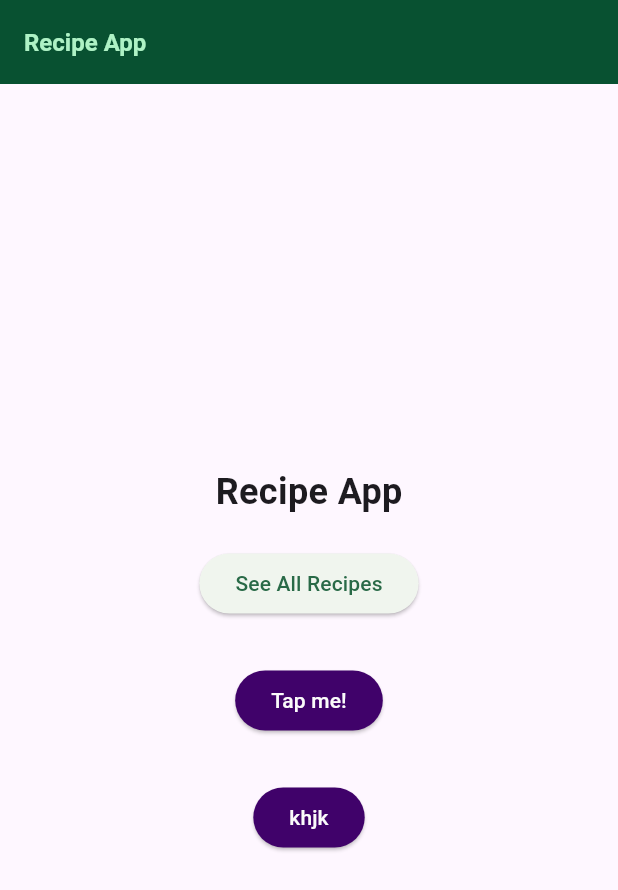
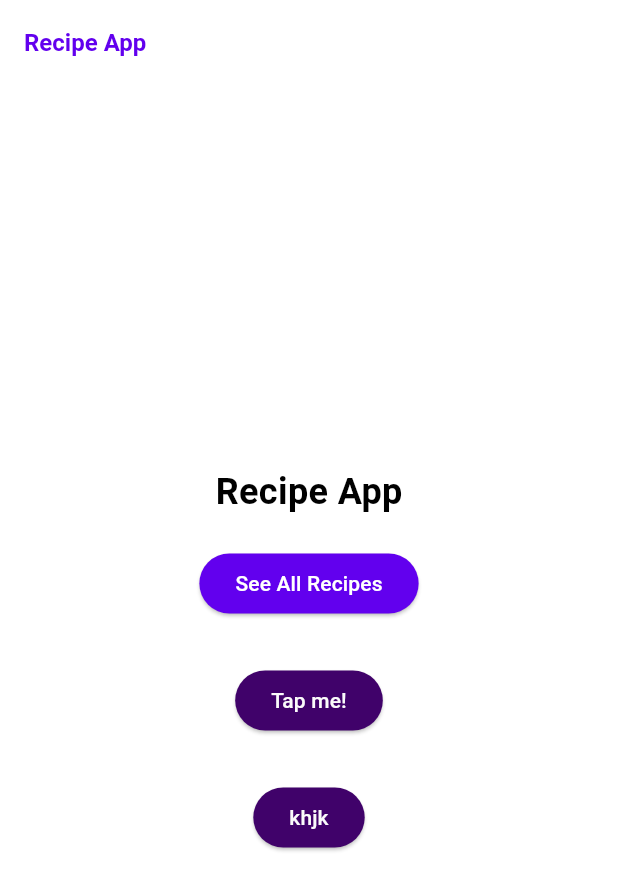
Before and after one commit to BerglindBKK/Lokaverkefni, a Flutter app: the screen it shows after launch, on a phone screen of 412 x 824 dp. Shown: the top 890 px of the screen. Run offline on Flutter 3.47's test engine with Material 3 defaults, Android fonts, the light colour scheme and no system bars.

Commit message:
update2 9.des

```diff
--- a/lib/main.dart
+++ b/lib/main.dart
@@ -4,14 +4,14 @@ import 'package:flutter/material.dart';
 import 'package:lokaverkefni/recipe_app/recipe_app.dart';
 
 //color schemes
-var kColorScheme = ColorScheme.fromSeed(
-  seedColor: const Color.fromARGB(255, 43, 205, 132),
-);
+//var kColorScheme = ColorScheme.fromSeed(
+//  seedColor: const Color.fromARGB(255, 43, 205, 132),
+//);
 
-var kDarkColorScheme = ColorScheme.fromSeed(
-  brightness: Brightness.dark,
-  seedColor: const Color.fromARGB(255, 177, 136, 31),
-);
+//var kDarkColorScheme = ColorScheme.fromSeed(
+//  brightness: Brightness.dark,
+//  seedColor: const Color.fromARGB(255, 177, 136, 31),
+//);
 
 void main() {
   runApp(const RecipeApp());
--- a/lib/recipe_app/recipe_app.dart
+++ b/lib/recipe_app/recipe_app.dart
@@ -8,6 +8,7 @@
 import 'package:flutter/material.dart';
 import 'package:lokaverkefni/recipe_app/screens/all_recipies_screen.dart';
 import 'package:lokaverkefni/recipe_app/screens/welcome_screen.dart';
+import 'package:lokaverkefni/theme.dart';
 
 import '../main.dart';
 
@@ -43,14 +44,35 @@ class _RecipeAppState extends State<RecipeApp> {
     }
 
     return MaterialApp(
+      theme: ThemeData(
+        colorScheme: kColorScheme,
+        appBarTheme: AppBarTheme(
+          backgroundColor: kColorScheme.onPrimaryContainer,
+          foregroundColor: kColorScheme.primaryContainer,
+        ),
+        cardTheme: CardTheme(
+          color: kColorScheme.secondaryContainer,
+          margin: const EdgeInsets.symmetric(horizontal: 16, vertical: 8),
+        ),
+        elevatedButtonTheme: ElevatedButtonThemeData(
+          style: ElevatedButton.styleFrom(
+            backgroundColor: kColorScheme.primaryContainer,
+            foregroundColor: kColorScheme.onPrimaryContainer,
+          ),
+        ),
+        textTheme: TextTheme(
+          titleLarge: TextStyle(
+            fontWeight: FontWeight.bold,
+            color: kColorScheme.onSecondaryContainer,
+            fontSize: 16,
+          ),
+        ),
+      ),
       darkTheme: ThemeData.dark().copyWith(
         colorScheme: kDarkColorScheme,
         cardTheme: const CardTheme().copyWith(
           color: kDarkColorScheme.secondaryContainer,
-          margin: const EdgeInsets.symmetric(
-            horizontal: 16,
-            vertical: 8,
-          ),
+          margin: const EdgeInsets.symmetric(horizontal: 16, vertical: 8),
         ),
         elevatedButtonTheme: ElevatedButtonThemeData(
           style: ElevatedButton.styleFrom(
@@ -59,33 +81,6 @@ class _RecipeAppState extends State<RecipeApp> {
           ),
         ),
       ),
-      theme: ThemeData().copyWith(
-        colorScheme: kColorScheme,
-        appBarTheme: const AppBarTheme().copyWith(
-          backgroundColor: kColorScheme.onPrimaryContainer,
-          foregroundColor: kColorScheme.primaryContainer,
-        ),
-        cardTheme: const CardTheme().copyWith(
-          color: kColorScheme.secondaryContainer,
-          margin: const EdgeInsets.symmetric(
-            horizontal: 16,
-            vertical: 8,
-          ),
-        ),
-        elevatedButtonTheme: ElevatedButtonThemeData(
-          style: ElevatedButton.styleFrom(
-            //backgroundColor: kColorScheme.primaryContainer,
-          ),
-        ),
-        textTheme: ThemeData().textTheme.copyWith(
-          titleLarge: TextStyle(
-            fontWeight: FontWeight.bold,
-            color: kColorScheme.onSecondaryContainer,
-            fontSize: 16,
-          ),
-        ),
-      ),
-      // themeMode: ThemeMode.system, // default
       home: Scaffold(
         appBar: AppBar(title: const Text("Recipe App")),
         body: screenWidget,
--- a/lib/theme.dart
+++ b/lib/theme.dart
@@ -0,0 +1,29 @@
+import 'package:flutter/material.dart';
+
+const kColorScheme = ColorScheme(
+  brightness: Brightness.light,
+  primary: Color(0xFF6200EE), // Primary color
+  onPrimary: Colors.white,
+  secondary: Color(0xFF03DAC6), // Secondary color
+  onSecondary: Colors.black,
+  //background: Color(0xFFF1F1F1),
+  //onBackground: Colors.black,
+  surface: Colors.white,
+  onSurface: Colors.black,
+  error: Colors.red,
+  onError: Colors.white,
+);
+
+const kDarkColorScheme = ColorScheme(
+  brightness: Brightness.dark,
+  primary: Color(0xFFBB86FC), // Primary color for dark mode
+  onPrimary: Colors.black,
+  secondary: Color(0xFF03DAC6),
+  onSecondary: Colors.black,
+  //background: Color(0xFF121212),
+  //onBackground: Colors.white,
+  surface: Color(0xFF1E1E1E),
+  onSurface: Colors.white,
+  error: Colors.red,
+  onError: Colors.white,
+);
```
